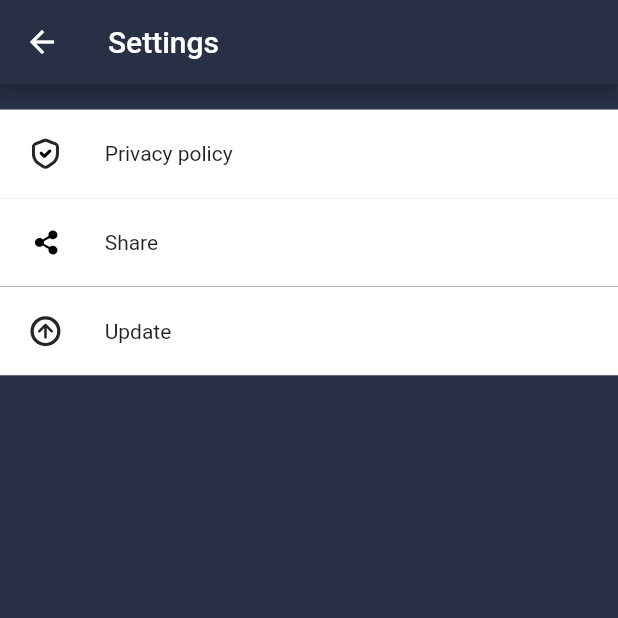
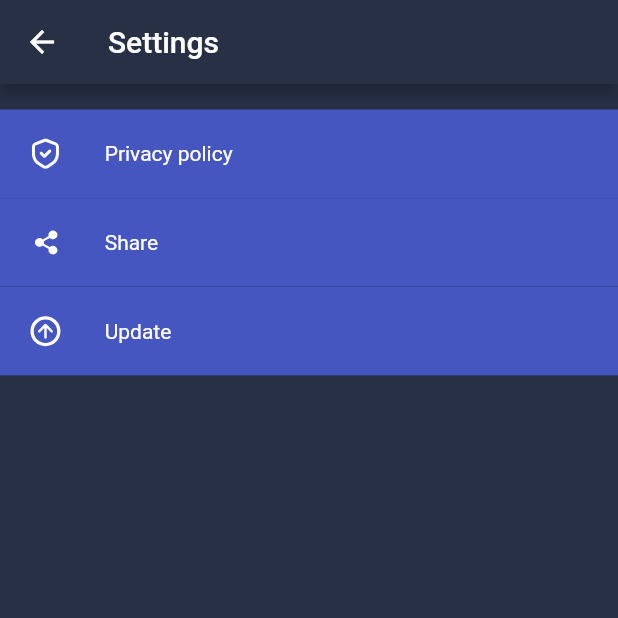
Before and after one commit to sheng020/chatgpt, a Flutter app: the SettingsPage screen opened by its route, on a phone screen of 412 x 824 dp, the top half of it. Run offline on Flutter 3.47's test engine with Material 2 defaults, Android fonts, the light colour scheme and no system bars; our stand-ins replace bloc, cached_network_image, dio, equatable, file_picker, firebase_analytics and 17 more; missing offline and left inert: flutter_flurry_sdk, google_mlkit_language_id, markdown_widget; accounts and stored records are empty; generated files the repository leaves out were written again.

Commit message:
调通接口

```diff
--- a/lib/env.dart
+++ b/lib/env.dart
@@ -1,6 +1,6 @@
 // lib/env/env.dart
 
 abstract class Env {
-  static const DEFAULT_SERVER = "http://18.157.84.26:8000";
+  static const DEFAULT_SERVER = "https://openai.atominfo.services";
   static const DEFAULT_KEY = "You guess?";
 }
--- a/lib/features/chat/presentation/cubit/purchase_cubit.dart
+++ b/lib/features/chat/presentation/cubit/purchase_cubit.dart
@@ -19,9 +19,10 @@ class PurchaseCubit extends Cubit<PurchaseState> {
     }
   }
 
-  Future<void> openSubscriptionPage() async {
+  Future<bool> openSubscriptionPage() async {
     bool isPurchase = await NativeChannel.openSubscriptionPage();
     emit(PurchaseState(isPurchased: isPurchase, leftCount: getLeftCount()));
+    return isPurchase;
   }
 }
 
--- a/lib/features/chat/presentation/pages/settings_page.dart
+++ b/lib/features/chat/presentation/pages/settings_page.dart
@@ -28,7 +28,7 @@ class SettingsPage extends StatelessWidget {
           Material(
             type: MaterialType.transparency,
             child: Ink(
-              color: Colors.white,
+              color: Color(0xFF4556C1),
               child: InkWell(
                 onTap: () {
                   Navigator.of(context).pushNamed("/webview", arguments: {
@@ -41,11 +41,18 @@ class SettingsPage extends StatelessWidget {
                   child: Row(
                     children: [
                       SizedBox(width: 16.w),
-                      SvgPicture.asset("assets/images/ic_privacy.svg"),
+                      SvgPicture.asset(
+                        "assets/images/ic_privacy.svg",
+                        colorFilter:
+                            ColorFilter.mode(Colors.white, BlendMode.srcIn),
+                      ),
                       SizedBox(
                         width: 24.w,
                       ),
-                      Text(S.of(context).privacy_policy)
+                      Text(
+                        S.of(context).privacy_policy,
+                        style: TextStyle(color: Colors.white),
+                      )
                     ],
                   ),
                 ),
@@ -55,7 +62,7 @@ class SettingsPage extends StatelessWidget {
           Material(
             type: MaterialType.transparency,
             child: Ink(
-              color: Colors.white,
+              color: Color(0xFF4556C1),
               child: InkWell(
                 onTap: () {
                   Share.share(
@@ -69,12 +76,15 @@ class SettingsPage extends StatelessWidget {
                       SvgPicture.asset(
                         "assets/images/ic_share.svg",
                         colorFilter:
-                            ColorFilter.mode(Colors.black, BlendMode.srcIn),
+                            ColorFilter.mode(Colors.white, BlendMode.srcIn),
                       ),
                       SizedBox(
                         width: 24.w,
                       ),
-                      Text(S.of(context).share)
+                      Text(
+                        S.of(context).share,
+                        style: TextStyle(color: Colors.white),
+                      )
                     ],
                   ),
                 ),
@@ -84,7 +94,7 @@ class SettingsPage extends StatelessWidget {
           Material(
             type: MaterialType.transparency,
             child: Ink(
-              color: Colors.white,
+              color: Color(0xFF4556C1),
               child: InkWell(
                 onTap: () {
                   NativeChannel.navigateAppStore();
@@ -94,11 +104,18 @@ class SettingsPage extends StatelessWidget {
                   child: Row(
                     children: [
                       SizedBox(width: 16.w),
-                      SvgPicture.asset("assets/images/ic_update.svg"),
+                      SvgPicture.asset(
+                        "assets/images/ic_update.svg",
+                        colorFilter:
+                            ColorFilter.mode(Colors.white, BlendMode.srcIn),
+                      ),
                       SizedBox(
                         width: 24.w,
                       ),
-                      Text(S.of(context).update)
+                      Text(
+                        S.of(context).update,
+                        style: TextStyle(color: Colors.white),
+                      )
                     ],
                   ),
                 ),
--- a/lib/http/http_client.dart
+++ b/lib/http/http_client.dart
@@ -10,19 +10,27 @@ import 'package:random_string/random_string.dart';
 
 import 'dictionary_request_response.dart';
 
+/* {'com.atom.android.chatgpt': {'secret': "05ba1e0b-18a9-431b-b2a6-49c0dfdb73da",
+                                       'appkey': 'ce16cb3b7a24',
+                                       'apikey': '20ad367860c144ebb4cbc3afe8ad5d61',
+                                       },
+          'com.atom.android.chatgpt.pro': {'secret': "0338b39c-372f-4eae-923b-bc71e8b5d7d9",
+                                           'appkey': '4e6f3640e9e3',
+                                           'apikey': '47801fab303b41e3be846c3177d01bb8',
+                                           }
+          } */
 const APP_KEY_NORMAL = "ce16cb3b7a24";
 const PACKAGE_NAME_NORMAL = "com.atom.android.chatgpt";
 const String TOKEN_CHARACTER =
     "0123456789abcdefghijklmnopqrstuvwxyzABCDEFGHIJKLMNOPQRSTUVWXYZ";
-const String serverApiKeyNormal = "9644b3f644474eada3d75657cd690e57";
+const String serverApiKeyNormal = "20ad367860c144ebb4cbc3afe8ad5d61";
 const String serverSecretNormal = "05ba1e0b-18a9-431b-b2a6-49c0dfdb73da";
 const String languageTag = "zh";
 
-const APP_KEY_VIP = "ce16cb3b7a24";
-const PACKAGE_NAME_VIP = "com.atom.android.chatgpt.sub";
-const serverApiKeyVip =
-    "9644b3f644474eada3d75657cd690e579644b3f644474eada3d75657cd690e57";
-const String serverSecretVip = "05ba1e0b-18a9-431b-b2a6-49c0dfdb73da";
+const APP_KEY_VIP = "4e6f3640e9e3";
+const PACKAGE_NAME_VIP = "com.atom.android.chatgpt.pro";
+const serverApiKeyVip = "47801fab303b41e3be846c3177d01bb8";
+const String serverSecretVip = "0338b39c-372f-4eae-923b-bc71e8b5d7d9";
 
 class HttpClient {
   static HttpClient? _instance;
@@ -38,7 +46,7 @@ class HttpClient {
   HttpClient._internal()
       : client = RestClient(Dio(
           BaseOptions(
-              baseUrl: "http://18.157.84.26:8081",
+              baseUrl: "https://atominfo.services",
               headers: HeadersBuilder.build()),
         ));
 
```
Also changed, not shown: lib/features/chat/presentation/cubit/chat_conversation/chat_conversation_cubit.dart (+10 -5 lines), lib/features/chat/presentation/pages/conversation_page.dart (+9 -3 lines), lib/features/chat/presentation/pages/discounts_page.dart (+8 -3 lines), lib/features/chat/presentation/widgets/chat_message_single_item.dart (+15 -2 lines), lib/features/global/input/crop_page.dart (deleted, +0 -145 lines), lib/features/global/input/custom_text_field.dart (+32 -5 lines), pubspec.yaml (+14 -5 lines), pubspec.lock, 3 other files.
